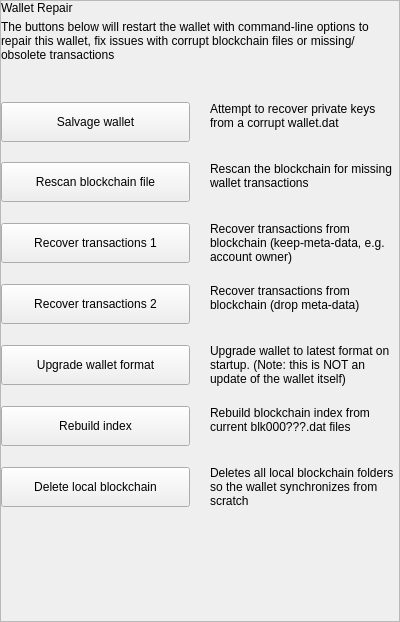
This is src/qt/bltg/settings/forms/settingswalletrepairwidget.ui in minerric/BLTG as Qt 5 draws it before an edit. The edited form follows.
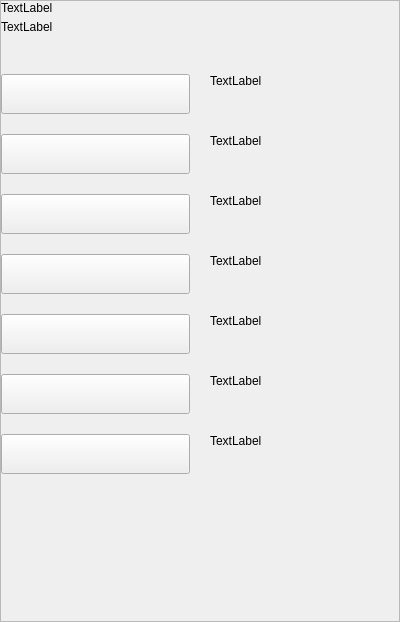
This is the edited form.

What changed in the file:
```diff
--- a/src/qt/bltg/settings/forms/settingswalletrepairwidget.ui
+++ b/src/qt/bltg/settings/forms/settingswalletrepairwidget.ui
@@ -105,14 +105,14 @@
               <item>
                <widget class="QLabel" name="labelTitle">
                 <property name="text">
-                 <string>Wallet Repair</string>
+                 <string>TextLabel</string>
                 </property>
                </widget>
               </item>
               <item>
                <widget class="QLabel" name="labelSubtitle1">
                 <property name="text">
-                 <string>The buttons below will restart the wallet with command-line options to repair this wallet, fix issues with corrupt blockchain files or missing/obsolete transactions</string>
+                 <string>TextLabel</string>
                 </property>
                 <property name="wordWrap">
                  <bool>true</bool>
@@ -167,7 +167,7 @@
                  <enum>Qt::NoFocus</enum>
                 </property>
                 <property name="text">
-                 <string>Salvage wallet</string>
+                 <string/>
                 </property>
                </widget>
               </item>
@@ -176,7 +176,7 @@
             <item>
              <widget class="QLabel" name="labelMessageSalvage">
               <property name="text">
-               <string>Attempt to recover private keys from a corrupt wallet.dat</string>
+               <string>TextLabel</string>
               </property>
               <property name="alignment">
                <set>Qt::AlignLeading|Qt::AlignLeft|Qt::AlignTop</set>
@@ -232,7 +232,7 @@
                  <enum>Qt::NoFocus</enum>
                 </property>
                 <property name="text">
-                 <string>Rescan blockchain file</string>
+                 <string/>
                 </property>
                </widget>
               </item>
@@ -241,7 +241,7 @@
             <item>
              <widget class="QLabel" name="labelMessageRescan">
               <property name="text">
-               <string>Rescan the blockchain for missing wallet transactions</string>
+               <string>TextLabel</string>
               </property>
               <property name="alignment">
                <set>Qt::AlignLeading|Qt::AlignLeft|Qt::AlignTop</set>
@@ -297,7 +297,7 @@
                  <enum>Qt::NoFocus</enum>
                 </property>
                 <property name="text">
-                 <string>Recover transactions 1</string>
+                 <string/>
                 </property>
                </widget>
               </item>
@@ -306,7 +306,7 @@
             <item>
              <widget class="QLabel" name="labelMessageRecover1">
               <property name="text">
-               <string>Recover transactions from blockchain (keep-meta-data, e.g. account owner)</string>
+               <string>TextLabel</string>
               </property>
               <property name="alignment">
                <set>Qt::AlignLeading|Qt::AlignLeft|Qt::AlignTop</set>
@@ -362,7 +362,7 @@
                  <enum>Qt::NoFocus</enum>
                 </property>
                 <property name="text">
-                 <string>Recover transactions 2</string>
+                 <string/>
                 </property>
                </widget>
               </item>
@@ -371,7 +371,7 @@
             <item>
              <widget class="QLabel" name="labelMessageRecover2">
               <property name="text">
-               <string>Recover transactions from blockchain (drop meta-data)</string>
+               <string>TextLabel</string>
               </property>
               <property name="alignment">
                <set>Qt::AlignLeading|Qt::AlignLeft|Qt::AlignTop</set>
@@ -427,7 +427,7 @@
                  <enum>Qt::NoFocus</enum>
                 </property>
                 <property name="text">
-                 <string>Upgrade wallet format</string>
+                 <string/>
                 </property>
                </widget>
               </item>
@@ -436,7 +436,7 @@
             <item>
              <widget class="QLabel" name="labelMessageUpgrade">
               <property name="text">
-               <string>Upgrade wallet to latest format on startup. (Note: this is NOT an update of the wallet itself)</string>
+               <string>TextLabel</string>
               </property>
               <property name="alignment">
                <set>Qt::AlignLeading|Qt::AlignLeft|Qt::AlignTop</set>
@@ -492,7 +492,7 @@
                  <enum>Qt::NoFocus</enum>
                 </property>
                 <property name="text">
-                 <string>Rebuild index</string>
+                 <string/>
                 </property>
                </widget>
               </item>
@@ -501,7 +501,7 @@
             <item>
              <widget class="QLabel" name="labelMessageRebuild">
               <property name="text">
-               <string>Rebuild blockchain index from current blk000???.dat files</string>
+               <string>TextLabel</string>
               </property>
               <property name="alignment">
                <set>Qt::AlignLeading|Qt::AlignLeft|Qt::AlignTop</set>
@@ -557,7 +557,7 @@
                  <enum>Qt::NoFocus</enum>
                 </property>
                 <property name="text">
-                 <string>Delete local blockchain</string>
+                 <string/>
                 </property>
                </widget>
               </item>
@@ -572,7 +572,7 @@
                </size>
               </property>
               <property name="text">
-               <string>Deletes all local blockchain folders so the wallet synchronizes from scratch</string>
+               <string>TextLabel</string>
               </property>
               <property name="alignment">
                <set>Qt::AlignLeading|Qt::AlignLeft|Qt::AlignTop</set>
```
Left out of the diff: 2 changed lines with no effect on the pictures.
